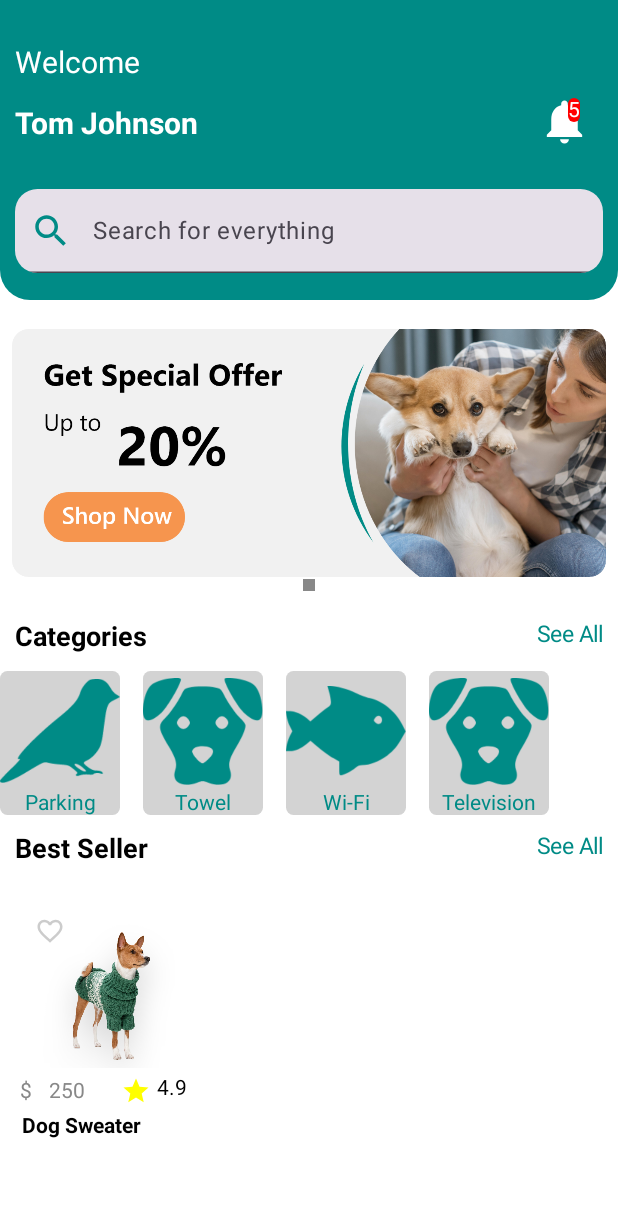
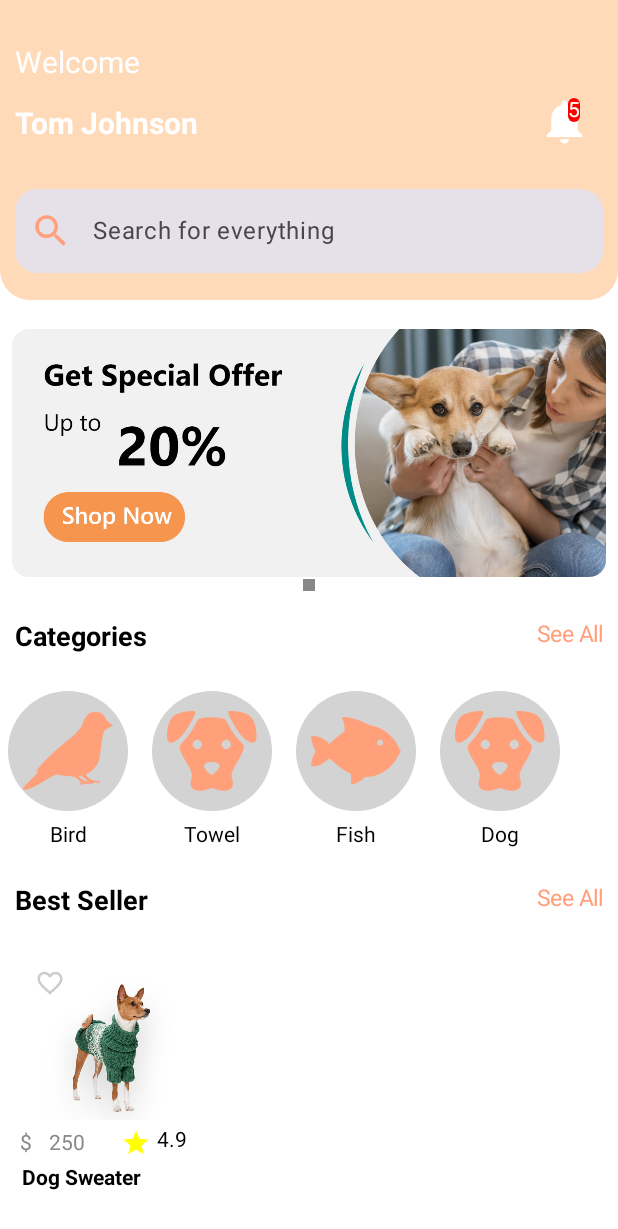
Before and after one commit to mkaomwakuni/DessertKart, an Android app built with Jetpack Compose: the @Preview function HomePreview, on a phone screen of 412 x 824 dp. Shown: the top 1229 px of the screen. Run offline under Robolectric (Android 15) with nearby library versions, the phone set to English and light mode, and no system bars.

Commit message:
Code Cleaning and additional resources

```diff
--- a/app/src/main/java/dev/mkao/costkart/activity/DeatiledItem.kt
+++ b/app/src/main/java/dev/mkao/costkart/activity/DeatiledItem.kt
@@ -338,13 +338,13 @@ fun MoreInfoCard() {
     Card(
         modifier = Modifier
             .width(300.dp)
-            .height(100.dp),
+            .height(110.dp),
         colors = CardDefaults.cardColors(Color.White),
         shape = RoundedCornerShape(8.dp),
         elevation = CardDefaults.cardElevation(3.dp)
     ) {
         Row(
-            modifier = Modifier.padding(15.dp),
+            modifier = Modifier.padding(10.dp),
             verticalAlignment = Alignment.CenterVertically,
             horizontalArrangement = Arrangement.SpaceBetween
         ) {
--- a/app/src/main/java/dev/mkao/costkart/activity/Home.kt
+++ b/app/src/main/java/dev/mkao/costkart/activity/Home.kt
@@ -14,9 +14,7 @@ import androidx.compose.foundation.layout.height
 import androidx.compose.foundation.layout.padding
 import androidx.compose.foundation.layout.size
 import androidx.compose.foundation.layout.width
-import androidx.compose.foundation.layout.wrapContentHeight
 import androidx.compose.foundation.lazy.LazyRow
-import androidx.compose.foundation.lazy.items
 import androidx.compose.foundation.pager.HorizontalPager
 import androidx.compose.foundation.pager.rememberPagerState
 import androidx.compose.foundation.shape.CircleShape
@@ -30,9 +28,9 @@ import androidx.compose.material.icons.filled.Search
 import androidx.compose.material.icons.filled.Star
 import androidx.compose.material3.Icon
 import androidx.compose.material3.IconButton
-import androidx.compose.material3.SearchBar
 import androidx.compose.material3.Text
 import androidx.compose.material3.TextField
+import androidx.compose.material3.TextFieldDefaults
 import androidx.compose.runtime.Composable
 import androidx.compose.runtime.getValue
 import androidx.compose.runtime.mutableStateOf
@@ -53,7 +51,6 @@ import androidx.compose.ui.text.input.ImeAction
 import androidx.compose.ui.text.input.KeyboardType
 import androidx.compose.ui.text.input.TextFieldValue
 import androidx.compose.ui.text.style.TextAlign
-import androidx.compose.ui.text.style.TextOverflow
 import androidx.compose.ui.tooling.preview.Preview
 import androidx.compose.ui.unit.dp
 import androidx.compose.ui.unit.sp
@@ -82,7 +79,7 @@ fun Home (notifications: Int) {
                 .fillMaxWidth()
                 .height(200.dp)
                 .background(
-                    color = Color(0xFF008b86),
+                    color = Color(0xFFFFDAB9),
                     shape = RoundedCornerShape(bottomEnd = 20.dp, bottomStart = 20.dp)
                 )
         )
@@ -169,7 +166,7 @@ fun Home (notifications: Int) {
             Text(
                 fontSize = 15.sp,
                 text = stringResource(id = R.string.CategoriesTag),
-                color = colorResource(R.color.teal)
+                color = colorResource(R.color.orange100)
             )
         }
         SpacerHeight(2.dp)
@@ -188,7 +185,7 @@ fun Home (notifications: Int) {
             Text(
                 fontSize = 15.sp,
                 text = stringResource(id = R.string.CategoriesTag),
-                color = colorResource(R.color.teal)
+                color = colorResource(R.color.orange100)
             )
         }
         SpacerHeight(5.dp)
@@ -207,63 +204,115 @@ fun CategoriesPreview() {
     )
 
     LazyRow(
-        modifier = Modifier.fillMaxWidth(),
-        horizontalArrangement = Arrangement.spacedBy(15.dp)
+        modifier = Modifier
+            .padding(5.dp)
+            .fillMaxWidth(),
+        horizontalArrangement = Arrangement.spacedBy(16.dp),
+        verticalAlignment = Alignment.CenterVertically
     ) {
         item {
             Column(
+                modifier = Modifier.padding(vertical = 8.dp),
+                horizontalAlignment = Alignment.CenterHorizontally,
+                verticalArrangement = Arrangement.Center
+            ) {
+                Box(
                     modifier = Modifier
-                    .clip(RoundedCornerShape(5.dp))
+                        .size(80.dp)
+                        .clip(CircleShape)
                         .background(colorResource(id = R.color.LightGrey)),
-                horizontalAlignment = Alignment.CenterHorizontally
+                    contentAlignment = Alignment.Center
                 ) {
                     Icon(
-                    modifier = Modifier.size(80.dp),
-                    tint = colorResource(id = R.color.teal),
-                    painter = painterResource(id = R.drawable.cat_4), contentDescription = null)
-                Text("Parking", color = colorResource(id = R.color.teal))
+                        modifier = Modifier.size(60.dp),
+                        tint = colorResource(id = R.color.orange100),
+                        painter = painterResource(id = R.drawable.cat_4), contentDescription = null
+                    )
+                }
+                Spacer(modifier = Modifier.height(8.dp))
+                Text(
+                    text = "Bird",
+                    color = Color.Black
+                )
             }
         }
         item {
                 Column(
+                    modifier = Modifier.padding(vertical = 8.dp),
+                    horizontalAlignment = Alignment.CenterHorizontally,
+                    verticalArrangement = Arrangement.Center
+                ) {
+                    Box(
                         modifier = Modifier
-                    .clip(RoundedCornerShape(5.dp))
+                            .size(80.dp)
+                            .clip(CircleShape)
                             .background(colorResource(id = R.color.LightGrey)),
-                horizontalAlignment = Alignment.CenterHorizontally
+                        contentAlignment = Alignment.Center
                     ) {
                         Icon(
-                    modifier = Modifier.size(80.dp),
-                    tint = colorResource(id = R.color.teal),
-                    painter = painterResource(id = R.drawable.cat_2), contentDescription = null)
-                Text("Towel", color = colorResource(id = R.color.teal))
+                            painter = painterResource(id = R.drawable.cat_2),
+                            contentDescription = null,
+                            modifier = Modifier.size(60.dp),
+                            tint = colorResource(id = R.color.orange100)
+                        )
+                    }
+                    Spacer(modifier = Modifier.height(8.dp))
+
+                    Text(
+                        text = "Towel",
+                        color = Color.Black
+                    )
                 }
         }
         item {
             Column(
+                modifier = Modifier.padding(vertical = 8.dp),
+                horizontalAlignment = Alignment.CenterHorizontally,
+                verticalArrangement = Arrangement.Center
+            ) {
+                Box(
                     modifier = Modifier
-                    .clip(RoundedCornerShape(5.dp))
+                        .size(80.dp)
+                        .clip(CircleShape)
                         .background(colorResource(id = R.color.LightGrey)),
-                horizontalAlignment = Alignment.CenterHorizontally
+                    contentAlignment = Alignment.Center
                 ) {
                 Icon(
-                    modifier = Modifier.size(80.dp),
-                    tint = colorResource(id = R.color.teal),
+                    modifier = Modifier.size(60.dp),
+                    tint = colorResource(id = R.color.orange100),
                     painter = painterResource(id = R.drawable.cat_3), contentDescription = null)
-                Text("Wi-Fi", color = colorResource(id = R.color.teal))
+            }
+            Spacer(modifier = Modifier.height(8.dp))
+            Text(
+                text = "Fish",
+                color = Color.Black
+            )
         }
             }
         item {
             Column(
+                modifier = Modifier.padding(vertical = 8.dp),
+                horizontalAlignment = Alignment.CenterHorizontally,
+                verticalArrangement = Arrangement.Center
+            ) {
+                Box(
                     modifier = Modifier
-                    .clip(RoundedCornerShape(5.dp))
+                        .size(80.dp)
+                        .clip(CircleShape)
                         .background(colorResource(id = R.color.LightGrey)),
-                horizontalAlignment = Alignment.CenterHorizontally
+                    contentAlignment = Alignment.Center
                 ) {
                     Icon(
-                    modifier = Modifier.size(80.dp),
-                    tint = colorResource(id = R.color.teal),
-                    painter = painterResource(id = R.drawable.cat_2), contentDescription = null)
-                Text("Television", color = colorResource(id = R.color.teal))
+                        modifier = Modifier.size(60.dp),
+                        tint = colorResource(id = R.color.orange100),
+                        painter = painterResource(id = R.drawable.cat_2), contentDescription = null
+                    )
+                }
+                Spacer(modifier = Modifier.height(8.dp))
+                Text(
+                    text = "Dog",
+                    color = Color.Black
+                )
             }
 
         }
@@ -453,7 +502,7 @@ fun SearchBar() {
             Icon(
                 Icons.Default.Search,
                 contentDescription = "Search Icon",
-                tint = colorResource(R.color.teal),
+                tint = colorResource(R.color.orange100),
                 modifier = Modifier.size(28.dp)
             )
         },
@@ -466,7 +515,12 @@ fun SearchBar() {
                 // Handle search action
             }
         ),
-        textStyle = TextStyle(fontSize = 16.sp)
+        textStyle = TextStyle(fontSize = 16.sp),
+        colors = TextFieldDefaults.colors(
+            focusedIndicatorColor = Color.Transparent,
+            unfocusedIndicatorColor = Color.Transparent,
+            disabledIndicatorColor = Color.Transparent
+        )
     )
 }
 
--- a/app/src/main/java/dev/mkao/costkart/activity/My Cart.kt
+++ b/app/src/main/java/dev/mkao/costkart/activity/My Cart.kt
@@ -181,7 +181,7 @@ fun CheckoutSection(onCheckout: () -> Unit) {
                 .fillMaxWidth()
                 .height(50.dp),
             onClick = onCheckout,
-            colors = ButtonDefaults.buttonColors(Color(0xFF008080))
+            colors = ButtonDefaults.buttonColors(Color(0xFFFFDAB9))
         ) {
             Text(
                 fontSize = 16.sp,
--- a/app/src/main/res/values/colors.xml
+++ b/app/src/main/res/values/colors.xml
@@ -7,7 +7,8 @@
     <color name="teal_700">#FF018786</color>
     <color name="black">#FF000000</color>
     <color name="white">#FFFFFFFF</color>
-    <color name="teal">#FF008b86</color>
+    <color name="orange50">#FFFFDAB9</color>
+    <color name="orange100">#FFFFA07A</color>
 
     <color name="LightGrey">#D3D3D3</color>
     <color name="Grey">#919191</color>
```
Lines whose indentation alone changed are shown as unchanged.
